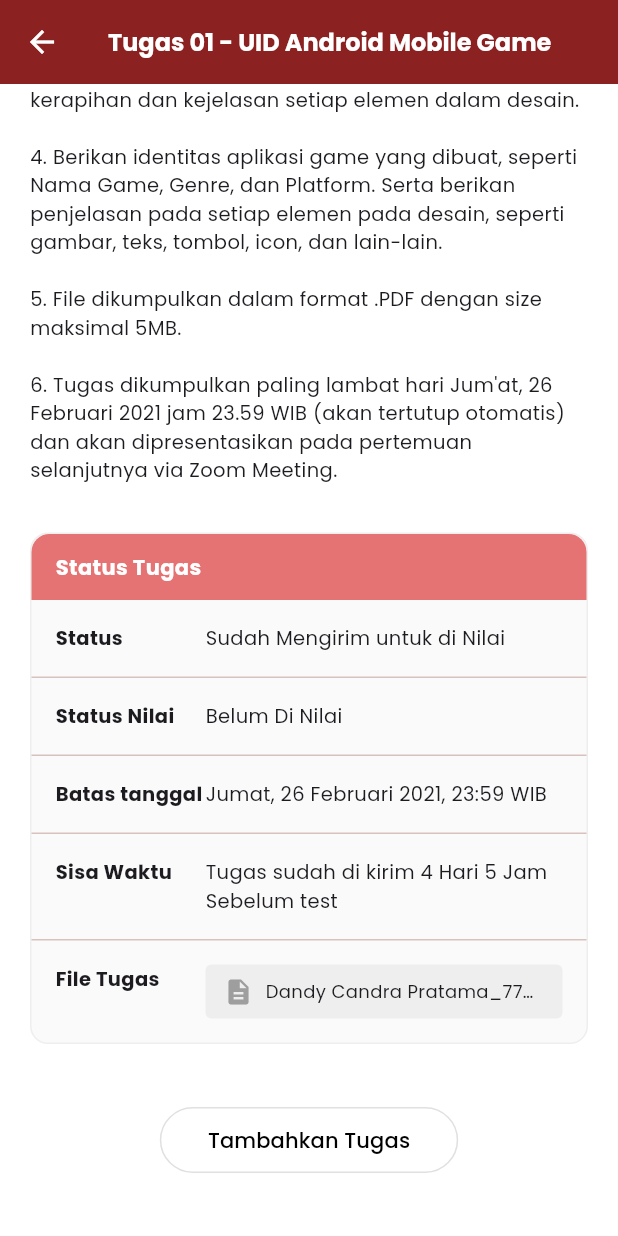
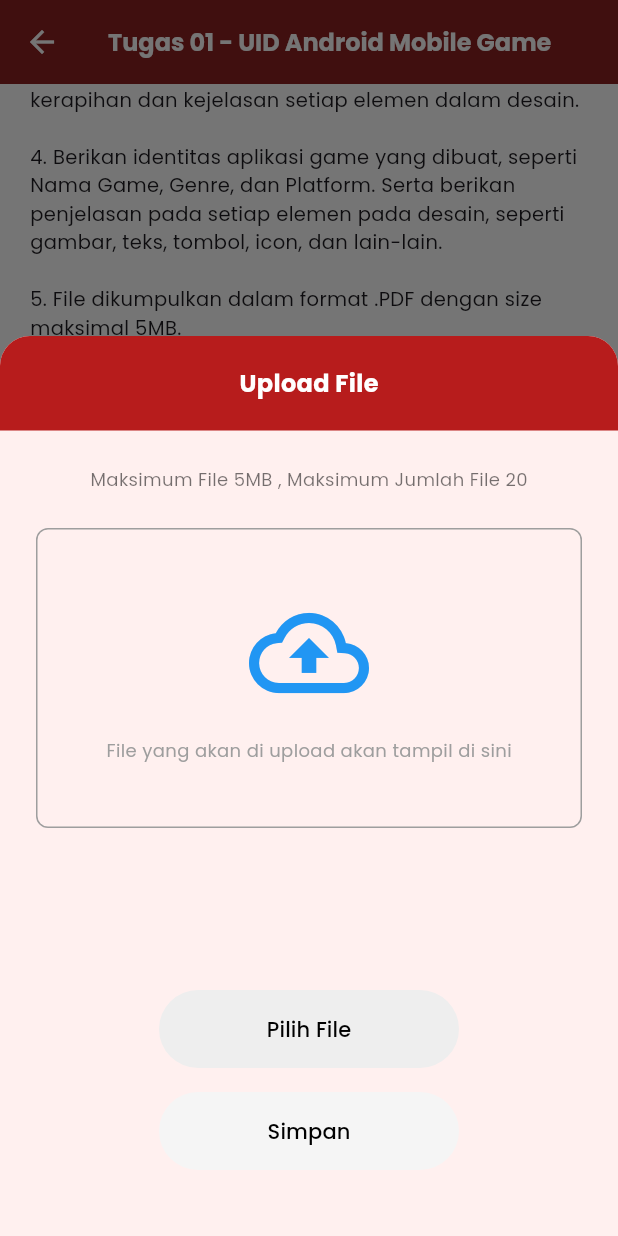
Before and after one commit to iqbalurrofiq/Lentera2, a Flutter app: the AssignmentDetailPage screen opened directly, scrolled down 266 dp, after a tap on "Tambahkan Tugas", on a phone screen of 412 x 824 dp. Run offline on Flutter 3.47's test engine with Material 3 defaults, Android fonts, the phone set to English and light mode, and no system bars; our stand-ins replace google_fonts.

Commit message:
menambah upload file tugas

```diff
--- a/lentera/lib/pages/assignment_detail_page.dart
+++ b/lentera/lib/pages/assignment_detail_page.dart
@@ -118,7 +118,16 @@ class AssignmentDetailPage extends StatelessWidget {
             // Edit/Submit Button
             Center(
               child: OutlinedButton(
-                onPressed: () {},
+                onPressed: () {
+                  showModalBottomSheet(
+                    context: context,
+                    isScrollControlled: true,
+                    shape: const RoundedRectangleBorder(
+                      borderRadius: BorderRadius.vertical(top: Radius.circular(20)),
+                    ),
+                    builder: (context) => _buildUploadBottomSheet(context),
+                  );
+                },
                 style: OutlinedButton.styleFrom(
                   padding: const EdgeInsets.symmetric(horizontal: 32, vertical: 12),
                   side: BorderSide(color: Colors.grey[300]!),
@@ -135,6 +144,118 @@ class AssignmentDetailPage extends StatelessWidget {
             const SizedBox(height: 20),
           ],
         ),
+      ),
+    );
+  }
+
+  Widget _buildUploadBottomSheet(BuildContext context) {
+    return Container(
+      height: 600, // Fixed height or dynamic
+      padding: const EdgeInsets.all(0),
+      child: Column(
+        children: [
+          // Header
+          Container(
+            padding: const EdgeInsets.symmetric(vertical: 20),
+            decoration: const BoxDecoration(
+              color: Color(0xFFB71C1C), // Maroon
+              borderRadius: BorderRadius.vertical(top: Radius.circular(20)),
+            ),
+            width: double.infinity,
+            alignment: Alignment.center,
+            child: const Text(
+              'Upload File',
+              style: TextStyle(
+                color: Colors.white,
+                fontWeight: FontWeight.bold,
+                fontSize: 16,
+              ),
+            ),
+          ),
+
+          Expanded(
+            child: Padding(
+              padding: const EdgeInsets.all(24.0),
+              child: Column(
+                children: [
+                   const Text(
+                    'Maksimum File 5MB , Maksimum Jumlah File 20',
+                    style: TextStyle(fontSize: 12, color: Colors.black54),
+                  ),
+                  const SizedBox(height: 24),
+
+                  // Dashed Container Area
+                  Container(
+                    height: 200,
+                    width: double.infinity,
+                    decoration: BoxDecoration(
+                      border: Border.all(color: Colors.grey, style: BorderStyle.solid), // Dashed border needs CustomPainter, simulated with grey solid for now
+                      borderRadius: BorderRadius.circular(8),
+                    ),
+                    child: CustomPaint( // Simple overlay for 'dashed' look or just use existing packages?
+                    // Let's simpler, just a container with Border for now as per instructions "UI Only".
+                      child: Column(
+                        mainAxisAlignment: MainAxisAlignment.center,
+                        children: const [
+                          Icon(Icons.cloud_upload_outlined, size: 80, color: Colors.blue),
+                          SizedBox(height: 16),
+                          Text(
+                            'File yang akan di upload akan tampil di sini', // "tampil di sini" - screenshot slightly blurry
+                            style: TextStyle(color: Colors.grey, fontSize: 12),
+                          ),
+                        ],
+                      ),
+                    ),
+                  ),
+
+                  const Spacer(),
+
+                  // Buttons
+                  Column(
+                    children: [
+                       SizedBox(
+                        width: 200,
+                        child: ElevatedButton(
+                          onPressed: () {},
+                          style: ElevatedButton.styleFrom(
+                            backgroundColor: Colors.grey[200],
+                            foregroundColor: Colors.black,
+                            elevation: 0,
+                            shape: RoundedRectangleBorder(
+                              borderRadius: BorderRadius.circular(30),
+                            ),
+                            padding: const EdgeInsets.symmetric(vertical: 16),
+                          ),
+                          child: const Text('Pilih File'),
+                        ),
+                      ),
+                      const SizedBox(height: 16),
+                      SizedBox(
+                        width: 200,
+                        child: ElevatedButton(
+                          onPressed: () {
+                             Navigator.pop(context);
+                          },
+                          style: ElevatedButton.styleFrom(
+                            backgroundColor: Colors.grey[100],
+                            foregroundColor: Colors.black,
+                            elevation: 0,
+                            shape: RoundedRectangleBorder(
+                              borderRadius: BorderRadius.circular(30),
+                            ),
+                            padding: const EdgeInsets.symmetric(vertical: 16),
+                          ),
+                          child: const Text('Simpan'),
+                        ),
+                      ),
+                    ],
+                  ),
+                   const SizedBox(height: 20),
+                ],
+              ),
+            ),
+          ),
+        ],
       ),
     );
   }
```
